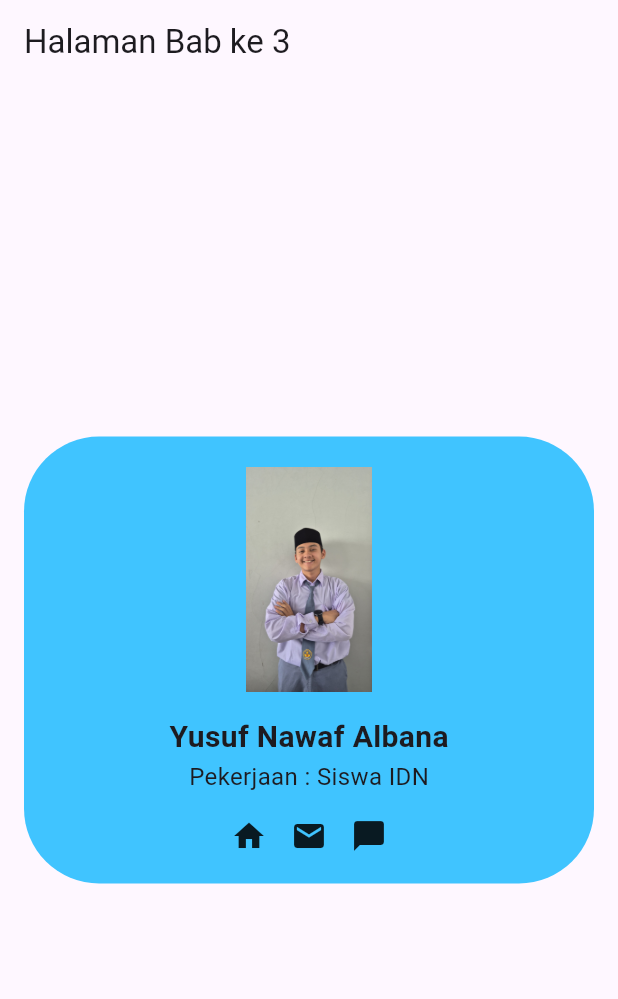
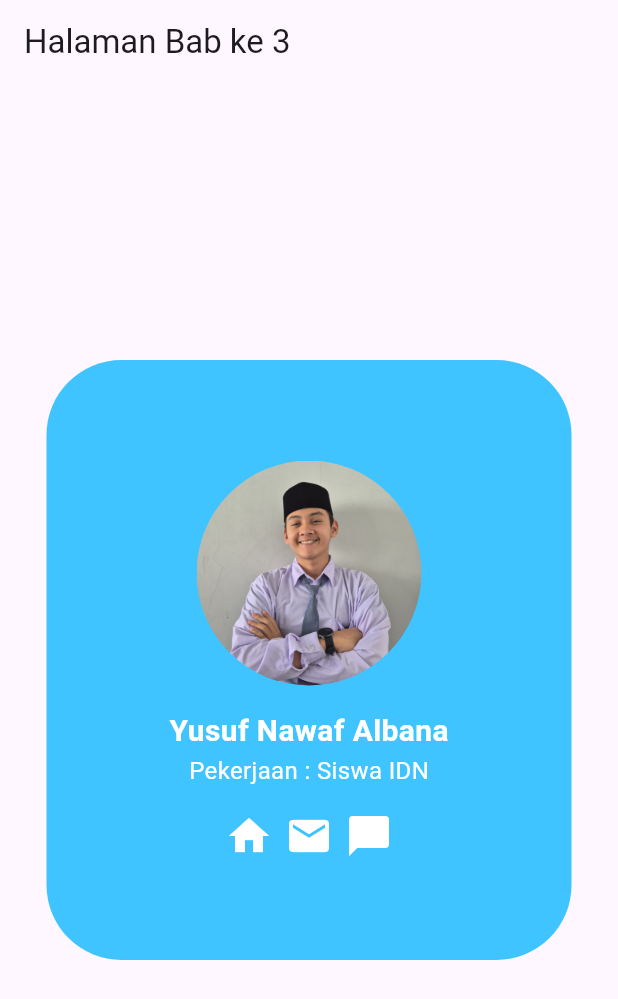
Before and after one commit to YusufxAlbana/Flutter, a Flutter app: the screen it shows after launch, on a phone screen of 412 x 824 dp. Shown: the top 999 px of the screen. Run offline on Flutter 3.47's test engine with Material 3 defaults, Android fonts, the phone set to English and light mode, and no system bars.

Commit message:
perubahan bab 3

```diff
--- a/lib/pages/bab_3.dart
+++ b/lib/pages/bab_3.dart
@@ -11,41 +11,53 @@ class Bab3 extends StatelessWidget {
       ),
       body: Center(
         child: Container(
-          padding: const EdgeInsets.all(20), // Padding di semua sisi
-          margin: const EdgeInsets.all(16), // tambahin margin biar nggak nempel tepi layar
+          padding: const EdgeInsets.all(20),
+          margin: const EdgeInsets.all(16),
+          width: 350,
+          height: 400,
           decoration: BoxDecoration(
             color: Colors.lightBlueAccent,
-            borderRadius: BorderRadius.circular(50), // Sudut membulat
+            borderRadius: BorderRadius.circular(50),
           ),
           child: Column(
-            mainAxisSize: MainAxisSize.min, // Supaya container ikut ukuran isi
+            mainAxisSize: MainAxisSize.min,
             mainAxisAlignment: MainAxisAlignment.center,
             crossAxisAlignment: CrossAxisAlignment.center,
             children: [
-              Image.asset(
-                'assets/images/hai.jpg',
-                width: 150,
-                height: 150,
-
+              ClipRRect(
+                borderRadius: BorderRadius.circular(75),
+                child: Image.asset(
+                  'assets/images/hai.jpg',
+                  width: 150,
+                  height: 150,
+                  fit: BoxFit.cover,
+                ),
               ),
               const SizedBox(height: 16),
               const Text(
                 'Yusuf Nawaf Albana',
-                style: TextStyle(fontSize: 20, fontWeight: FontWeight.bold),
+                style: TextStyle(
+                  fontSize: 20,
+                  fontWeight: FontWeight.bold,
+                  color: Colors.white,
+                ),
               ),
               const Text(
                 'Pekerjaan : Siswa IDN',
-                style: TextStyle(fontSize: 16),
+                style: TextStyle(
+                  fontSize: 16,
+                  color: Colors.white,
+                ),
               ),
               const SizedBox(height: 16),
               Row(
                 mainAxisAlignment: MainAxisAlignment.center,
                 children: const [
-                  Icon(Icons.home),
-                  SizedBox(width: 16),
-                  Icon(Icons.email),
-                  SizedBox(width: 16),
-                  Icon(Icons.chat_bubble),
+                  Icon(Icons.home, color: Colors.white, size: 32),
+                  SizedBox(width: 8),
+                  Icon(Icons.email, color: Colors.white, size: 32),
+                  SizedBox(width: 8),
+                  Icon(Icons.chat_bubble, color: Colors.white, size: 32),
                 ],
               ),
             ],
```
